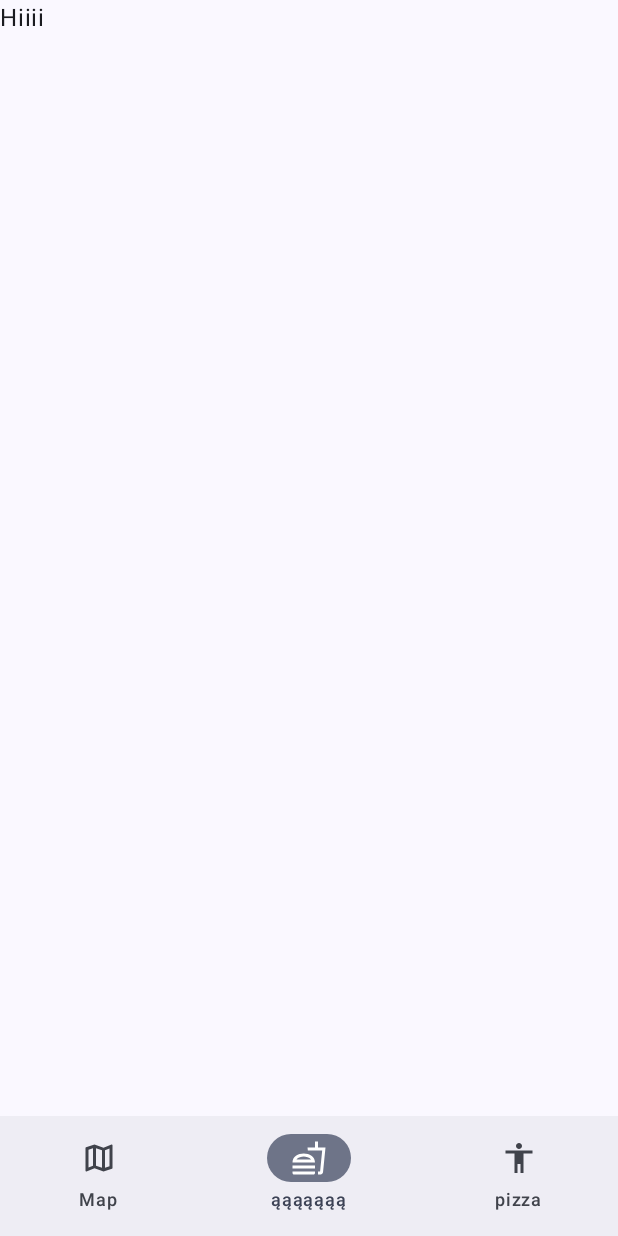
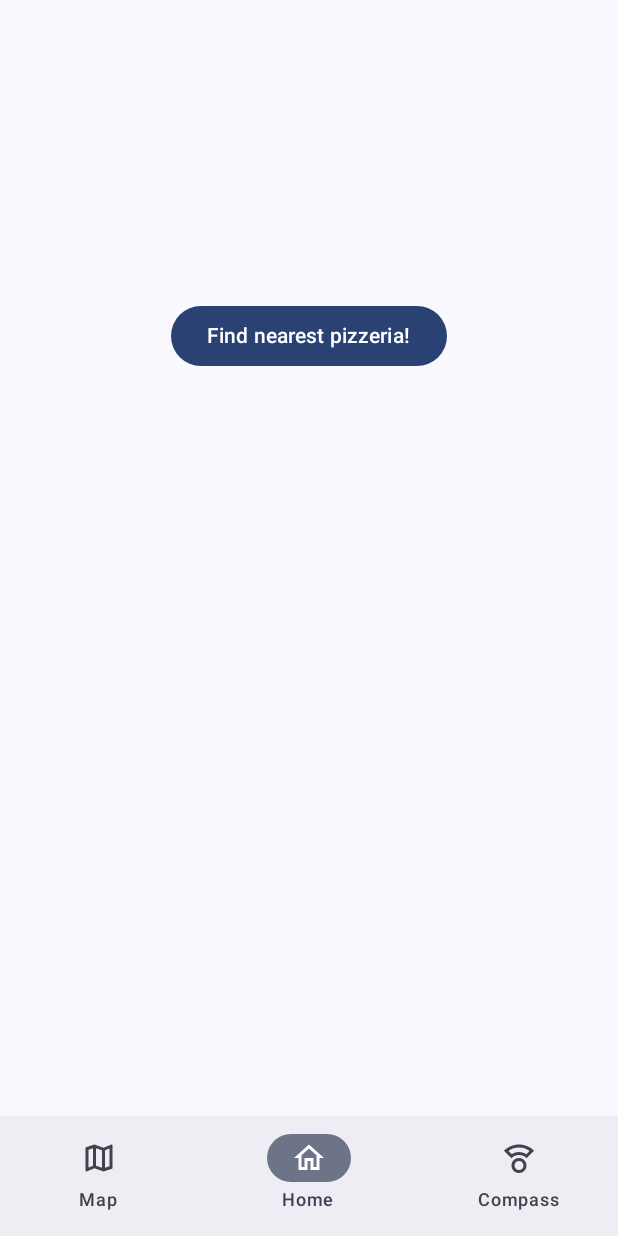
Before and after one commit to dysnomya/Pizzoompas, an Android app built with Jetpack Compose: the screen it shows after launch (MainActivity), item 2 of the bottom bar chosen, on a phone screen of 412 x 824 dp. Run offline under Robolectric (Android 15) with nearby library versions, the phone set to English and light mode, and no system bars; our stand-ins replace Timber, navigation suite; 1 statement that could not run was skipped.

Commit message:
Add nearby search to find the closest pizzeria

```diff
--- a/app/build.gradle.kts
+++ b/app/build.gradle.kts
@@ -76,5 +76,6 @@ dependencies {
     // Material extended icons
     implementation(libs.androidx.material.icons.extended)
 
+    implementation("com.squareup.okhttp3:okhttp:4.12.0")
 
 }
--- a/app/src/main/java/com/example/pizzoompas/MainActivity.kt
+++ b/app/src/main/java/com/example/pizzoompas/MainActivity.kt
@@ -5,26 +5,39 @@ import androidx.activity.ComponentActivity
 import androidx.activity.compose.setContent
 import androidx.activity.enableEdgeToEdge
 import androidx.annotation.StringRes
+import androidx.compose.foundation.layout.Column
+import androidx.compose.foundation.layout.Spacer
+import androidx.compose.foundation.layout.fillMaxSize
+import androidx.compose.foundation.layout.height
 import androidx.compose.material.icons.Icons
-import androidx.compose.material.icons.outlined.Accessibility
+import androidx.compose.material.icons.outlined.CompassCalibration
 import androidx.compose.material.icons.outlined.Fastfood
+import androidx.compose.material.icons.outlined.Home
 import androidx.compose.material.icons.outlined.Map
+import androidx.compose.material3.Button
 import androidx.compose.material3.ExperimentalMaterial3Api
 import androidx.compose.material3.Icon
 import androidx.compose.material3.Text
 import androidx.compose.material3.adaptive.navigationsuite.NavigationSuiteScaffold
 import androidx.compose.runtime.Composable
 import androidx.compose.runtime.getValue
+import androidx.compose.runtime.remember
+import androidx.compose.ui.Alignment
+import androidx.compose.ui.Modifier
 import androidx.compose.ui.graphics.vector.ImageVector
+import androidx.compose.ui.platform.LocalContext
 import androidx.compose.ui.res.stringResource
+import androidx.compose.ui.unit.dp
 import androidx.navigation.compose.NavHost
 import androidx.navigation.compose.composable
 import androidx.navigation.compose.currentBackStackEntryAsState
 import androidx.navigation.compose.rememberNavController
-import com.example.pizzoompas.map.Map
+import com.example.pizzoompas.map.MapScreen
 import com.example.pizzoompas.ui.theme.PizzoompasTheme
 import com.example.pizzoompas.utils.ManifestUtils
+import com.example.pizzoompas.utils.findClosestPizzeria
 import com.example.pizzoompas.viewmodel.MapViewModel
+import com.google.android.gms.location.LocationServices
 import com.google.android.libraries.places.api.Places
 
 
@@ -40,11 +53,11 @@ class MainActivity : ComponentActivity() {
         if (!Places.isInitialized() && apiKey != null) {
             Places.initialize(applicationContext, apiKey)
         }
+        val mapViewModel = MapViewModel()
         setContent {
             PizzoompasTheme {
                 val navController = rememberNavController()
                 val currentDestination by navController.currentBackStackEntryAsState()
-                val mapViewModel = MapViewModel()
 
                 NavigationSuiteScaffold(
                     navigationSuiteItems = {
@@ -74,15 +87,15 @@ class MainActivity : ComponentActivity() {
                         startDestination = AppDestinations.MAP.route
                     ) {
                         composable(AppDestinations.MAP.route) {
-                            Map(mapViewModel)
+                            MapScreen(mapViewModel)
                         }
 
-                        composable(AppDestinations.EMPTY.route) {
-                            EmptyShit()
+                        composable(AppDestinations.HOME.route) {
+                            HomeScreen(mapViewModel)
                         }
 
-                        composable(AppDestinations.PIZZA.route) {
-                            EmptyShit()
+                        composable(AppDestinations.COMPASS.route) {
+                            CompassScreen(mapViewModel)
                         }
                     }
                 }
@@ -91,9 +104,40 @@ class MainActivity : ComponentActivity() {
     }
 }
 
+// Te dwa widoki sie potem przeniesie do osobnych plików czy coś
+
 @Composable
-fun EmptyShit() {
-    Text("Hiiii")
+fun HomeScreen(mapViewModel: MapViewModel) {
+    val context = LocalContext.current
+    val userLocation by mapViewModel.userLocation
+    val fusedLocationClient = remember { LocationServices.getFusedLocationProviderClient(context) }
+    mapViewModel.fetchUserLocation(context, fusedLocationClient)
+    Column(
+        modifier = Modifier
+            .fillMaxSize(),
+        horizontalAlignment = Alignment.CenterHorizontally
+    ) {
+        Spacer(modifier = Modifier.height(200.dp))
+        Button(
+            onClick = {
+                findClosestPizzeria(userLocation!!.latitude, userLocation!!.longitude, context, mapViewModel)
+            }
+        ) {
+            Text("Find nearest pizzeria!")
+        }
+    }
+}
+
+@Composable
+fun CompassScreen(mapViewModel: MapViewModel) {
+    Column(
+        modifier = Modifier
+            .fillMaxSize(),
+        horizontalAlignment = Alignment.CenterHorizontally
+    ) {
+        Spacer(modifier = Modifier.height(200.dp))
+        Text("Hiii")
+    }
 }
 
 enum class AppDestinations(
@@ -103,6 +147,7 @@ enum class AppDestinations(
     val route: String
 ) {
     MAP(R.string.map, Icons.Outlined.Map, R.string.mapDescription, "map_route"),
-    EMPTY(R.string.aaa, Icons.Outlined.Fastfood, R.string.aaaDescription, "aaa_route"),
-    PIZZA(R.string.pizza, Icons.Outlined.Accessibility, R.string.pizzaDescription, "pizza_route")
+    HOME(R.string.home, Icons.Outlined.Home, R.string.homeDescription, "home_route"),
+    COMPASS(R.string.compass, Icons.Outlined.CompassCalibration, R.string.compassDescription, "compass_route")
+
 }
--- a/app/src/main/java/com/example/pizzoompas/map/Map.kt
+++ b/app/src/main/java/com/example/pizzoompas/map/MapScreen.kt
@@ -7,8 +7,6 @@ import androidx.compose.foundation.layout.Column
 import androidx.compose.foundation.layout.Spacer
 import androidx.compose.foundation.layout.fillMaxSize
 import androidx.compose.foundation.layout.height
-import androidx.compose.foundation.layout.padding
-import androidx.compose.material3.Scaffold
 import androidx.compose.runtime.Composable
 import androidx.compose.runtime.LaunchedEffect
 import androidx.compose.runtime.remember
@@ -17,20 +15,17 @@ import androidx.compose.ui.platform.LocalContext
 import com.example.pizzoompas.viewmodel.MapViewModel
 import com.google.android.gms.location.LocationServices
 import com.google.android.gms.maps.model.CameraPosition
-import com.google.android.gms.maps.model.LatLng
 import com.google.maps.android.compose.GoogleMap
 import com.google.maps.android.compose.Marker
 import com.google.maps.android.compose.rememberCameraPositionState
-import com.google.maps.android.compose.rememberMarkerState
 import androidx.compose.runtime.getValue
 import androidx.compose.ui.unit.dp
 import androidx.core.content.ContextCompat
-import com.example.pizzoompas.components.SearchBar
 import com.google.maps.android.compose.MarkerState
 import timber.log.Timber
 
 @Composable
-fun Map(mapViewModel: MapViewModel) {
+fun MapScreen(mapViewModel: MapViewModel) {
     // Initialize the camera position state, which controls the camera's position on the map
     val cameraPositionState = rememberCameraPositionState()
     // Obtain the current context
@@ -40,6 +35,7 @@ fun Map(mapViewModel: MapViewModel) {
     val fusedLocationClient = remember { LocationServices.getFusedLocationProviderClient(context) }
     // Observe the selected location from the ViewModel
     val selectedLocation by mapViewModel.selectedLocation
+    val closestPizzeria by mapViewModel.closestPizzeria
 
     // Handle permission requests for accessing fine location
     val permissionLauncher = rememberLauncherForActivityResult(
@@ -74,12 +70,20 @@ fun Map(mapViewModel: MapViewModel) {
         Spacer(modifier = Modifier.height(18.dp)) // Add a spacer with a height of 18dp to push the search bar down
 
         // Add the search bar component
-        SearchBar(
-            onPlaceSelected = { place ->
-                // When a place is selected from the search bar, update the selected location
-                mapViewModel.selectLocation(place, context)
-            }
-        )
+//        SearchBar(
+//            onPlaceSelected = { place ->
+//                // When a place is selected from the search bar, update the selected location
+//                mapViewModel.selectLocation(place, context)
+//            }
+//        )
+//        Button(
+//            modifier = Modifier.fillMaxWidth().padding(top = 20.dp),
+//            onClick = {
+//                findClosestPizzeria(userLocation!!.latitude, userLocation!!.longitude, context, mapViewModel)
+//            }
+//        ) {
+//            Text("Find nearest pizzeria!")
+//        }
 
         // Display the Google Map
         GoogleMap(
@@ -107,6 +111,16 @@ fun Map(mapViewModel: MapViewModel) {
                 // Move the camera to the selected location with a zoom level of 15f
                 cameraPositionState.position = CameraPosition.fromLatLngZoom(it, 15f)
             }
+
+            closestPizzeria?.let {
+                Marker(
+                    state = MarkerState(position = it), // Place the marker at the selected location
+                    title = "Closest pizzeria", // Set the title for the marker
+                    snippet = "This pizzeria is the closest to your location." // Set the snippet for the marker
+                )
+                // Move the camera to the selected location with a zoom level of 15f
+                cameraPositionState.position = CameraPosition.fromLatLngZoom(it, 15f)
+            }
         }
     }
 }
--- a/app/src/main/java/com/example/pizzoompas/viewmodel/MapViewModel.kt
+++ b/app/src/main/java/com/example/pizzoompas/viewmodel/MapViewModel.kt
@@ -24,6 +24,9 @@ class MapViewModel : ViewModel() {
     // State to hold the selected place location as LatLng
     private val _selectedLocation = mutableStateOf<LatLng?>(null)
     val selectedLocation: State<LatLng?> = _selectedLocation
+
+    private val _closestPizzeria = mutableStateOf<LatLng?>(null)
+    val closestPizzeria: State<LatLng?> = _closestPizzeria
 
     // Function to fetch the user's location and update the state
     fun fetchUserLocation(context: Context, fusedLocationClient: FusedLocationProviderClient) {
@@ -64,4 +67,10 @@ class MapViewModel : ViewModel() {
             }
         }
     }
+
+    fun setClosestPizzeriaLatLng(lat: Double, lng: Double) {
+        viewModelScope.launch {
+            _closestPizzeria.value = LatLng(lat, lng)
+        }
+    }
 }
--- a/app/src/main/res/values/strings.xml
+++ b/app/src/main/res/values/strings.xml
@@ -3,8 +3,8 @@
     <string name="title_activity_maps">MapsActivity</string>
     <string name="map">Map</string>
     <string name="mapDescription">Navigate to map</string>
-    <string name="aaa">ąąąąąąą</string>
-    <string name="aaaDescription">ąąąaaaaąąąą</string>
-    <string name="pizza">pizza</string>
-    <string name="pizzaDescription">good pizza</string>
+    <string name="home">Home</string>
+    <string name="homeDescription">Navigate to home</string>
+    <string name="compass">Compass</string>
+    <string name="compassDescription">Navigate to compass</string>
 </resources>
```
Also changed, not shown: app/src/main/java/com/example/pizzoompas/utils/NearbySearch.kt (added, +69 -0 lines).
